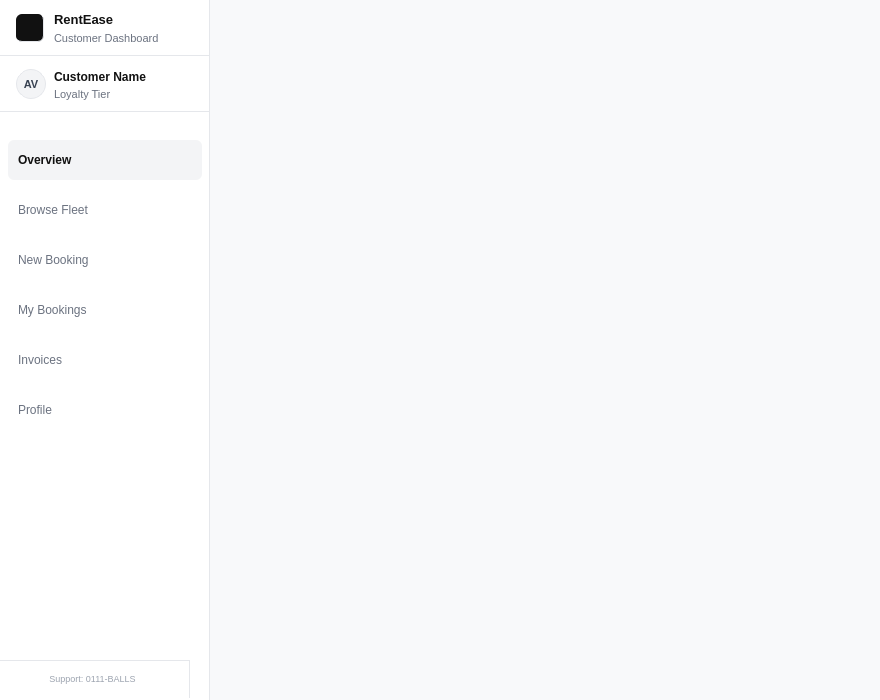
First picture: the form in userdashboard.ui, repository adrift-blip/Car-Rental-Management-System, before the edit.
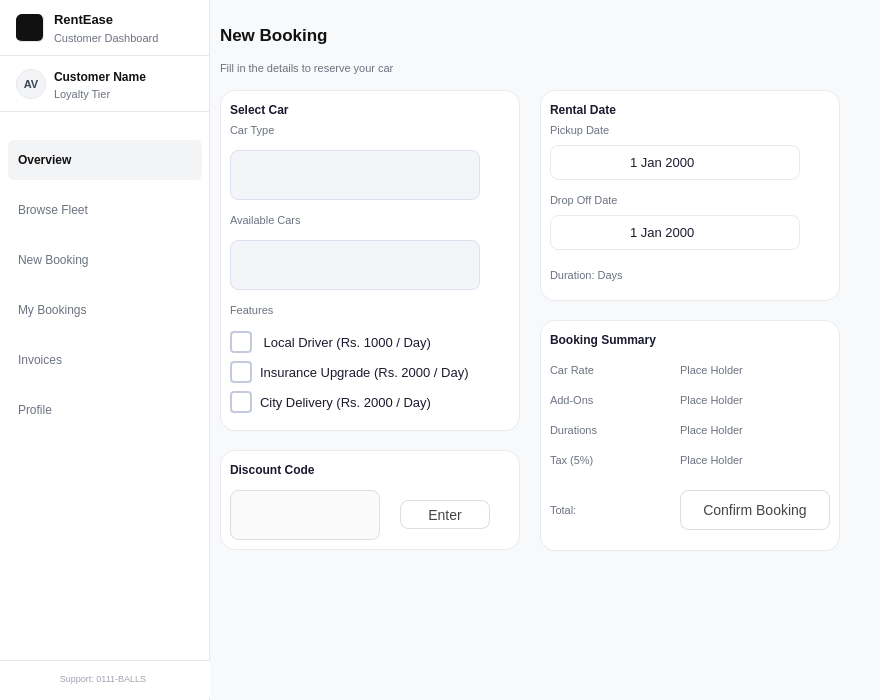
Second picture: the form after the edit. The open tabs and pages were chosen to show the change. Icons and pictures are not drawn.

Patch:
```diff
--- a/userdashboard.ui
+++ b/userdashboard.ui
@@ -580,7 +580,7 @@
      <rect>
       <x>-20</x>
       <y>660</y>
-      <width>210</width>
+      <width>231</width>
       <height>38</height>
      </rect>
     </property>
@@ -967,8 +967,1068 @@
      </property>
     </widget>
    </widget>
-   <widget class="QWidget" name="newBookingPage"/>
-   <widget class="QWidget" name="myBookingPage"/>
+   <widget class="QWidget" name="newBookingPage">
+    <widget class="QLabel" name="label_6">
+     <property name="geometry">
+      <rect>
+       <x>10</x>
+       <y>10</y>
+       <width>200</width>
+       <height>50</height>
+      </rect>
+     </property>
+     <property name="styleSheet">
+      <string notr="true">font-size: 17px;
+font-weight: bold;
+color: #111111;
+background: transparent;
+font-family: Segoe UI;
+border: none;
+</string>
+     </property>
+     <property name="text">
+      <string>New Booking</string>
+     </property>
+    </widget>
+    <widget class="QLabel" name="dashboardType_2">
+     <property name="geometry">
+      <rect>
+       <x>10</x>
+       <y>60</y>
+       <width>400</width>
+       <height>16</height>
+      </rect>
+     </property>
+     <property name="styleSheet">
+      <string notr="true">font-size: 11px;
+color: #6B7280;
+background: transparent;
+border: none;</string>
+     </property>
+     <property name="text">
+      <string>Fill in the details to reserve your car</string>
+     </property>
+    </widget>
+    <widget class="QWidget" name="widget_6" native="true">
+     <property name="geometry">
+      <rect>
+       <x>10</x>
+       <y>90</y>
+       <width>300</width>
+       <height>341</height>
+      </rect>
+     </property>
+     <property name="styleSheet">
+      <string notr="true">border: 1px solid #e8eaf0;
+border-radius: 15px;
+background: white;
+outline: none;
+color: #1a1a2e;</string>
+     </property>
+     <widget class="QLabel" name="label_7">
+      <property name="geometry">
+       <rect>
+        <x>10</x>
+        <y>10</y>
+        <width>150</width>
+        <height>20</height>
+       </rect>
+      </property>
+      <property name="styleSheet">
+       <string notr="true">font-weight:bold;
+border:none;
+outline:none;</string>
+      </property>
+      <property name="text">
+       <string>Select Car</string>
+      </property>
+     </widget>
+     <widget class="QLabel" name="label_8">
+      <property name="geometry">
+       <rect>
+        <x>10</x>
+        <y>30</y>
+        <width>150</width>
+        <height>20</height>
+       </rect>
+      </property>
+      <property name="styleSheet">
+       <string notr="true">font-size: 11px;
+color: #6B7280;
+background: transparent;
+border: none;</string>
+      </property>
+      <property name="text">
+       <string>Car Type</string>
+      </property>
+     </widget>
+     <widget class="QComboBox" name="typeBooking">
+      <property name="geometry">
+       <rect>
+        <x>10</x>
+        <y>60</y>
+        <width>250</width>
+        <height>50</height>
+       </rect>
+      </property>
+      <property name="styleSheet">
+       <string notr="true">QComboBox {
+    background: #f4f5f8;
+    color: #1a1a2e;
+    border: 1px solid #dde1ed;
+    border-radius: 8px;
+    padding: 0 12px;
+    font-size: 13px;
+    height: 36px;
+}
+QComboBox:hover {
+ border-color: #3b4fd8; 
+}
+QComboBox::drop-down { 
+border: none; width: 24px; 
+}
+QComboBox QAbstractItemView {
+    background: white;
+    border: 1px solid #dde1ed;
+    border-radius: 6px;
+    color: #1a1a2e;
+    selection-background-color: #eef0fb;
+    selection-color: #3b4fd8;
+}</string>
+      </property>
+     </widget>
+     <widget class="QLabel" name="label_9">
+      <property name="geometry">
+       <rect>
+        <x>10</x>
+        <y>120</y>
+        <width>150</width>
+        <height>20</height>
+       </rect>
+      </property>
+      <property name="styleSheet">
+       <string notr="true">font-size: 11px;
+color: #6B7280;
+background: transparent;
+border: none;</string>
+      </property>
+      <property name="text">
+       <string>Available Cars</string>
+      </property>
+     </widget>
+     <widget class="QComboBox" name="carBooking">
+      <property name="geometry">
+       <rect>
+        <x>10</x>
+        <y>150</y>
+        <width>250</width>
+        <height>50</height>
+       </rect>
+      </property>
+      <property name="styleSheet">
+       <string notr="true">QComboBox {
+    background: #f4f5f8;
+    color: #1a1a2e;
+    border: 1px solid #dde1ed;
+    border-radius: 8px;
+    padding: 0 12px;
+    font-size: 13px;
+    height: 36px;
+}
+QComboBox:hover {
+ border-color: #3b4fd8; 
+}
+QComboBox::drop-down { 
+border: none; width: 24px; 
+}
+QComboBox QAbstractItemView {
+    background: white;
+    border: 1px solid #dde1ed;
+    border-radius: 6px;
+    color: #1a1a2e;
+    selection-background-color: #eef0fb;
+    selection-color: #3b4fd8;
+}</string>
+      </property>
+     </widget>
+     <widget class="QLabel" name="label_10">
+      <property name="geometry">
+       <rect>
+        <x>10</x>
+        <y>210</y>
+        <width>150</width>
+        <height>20</height>
+       </rect>
+      </property>
+      <property name="styleSheet">
+       <string notr="true">font-size: 11px;
+color: #6B7280;
+background: transparent;
+border: none;</string>
+      </property>
+      <property name="text">
+       <string>Features</string>
+      </property>
+     </widget>
+     <widget class="QCheckBox" name="driverCheck">
+      <property name="geometry">
+       <rect>
+        <x>10</x>
+        <y>240</y>
+        <width>250</width>
+        <height>25</height>
+       </rect>
+      </property>
+      <property name="styleSheet">
+       <string notr="true">QCheckBox {
+    color: #1a1a2e;
+    font-size: 13px;
+    spacing: 8px;
+    outline:none;
+    border:none;
+}
+
+QCheckBox::indicator {
+    width: 18px;
+    height: 18px;
+    border: 2px solid #c4c9de;
+    border-radius: 4px;
+    background: #ffffff;
+}
+
+QCheckBox::indicator:hover {
+    border-color: #3b4fd8;
+}
+
+QCheckBox::indicator:checked {
+    background: #3b4fd8;
+    border-color: #3b4fd8;
+    image: url(:/images/checkmark.png);
+}
+
+QCheckBox::indicator:checked:hover {
+    background: #2d3fc7;
+    border-color: #2d3fc7;
+    image: url(:/images/checkmark.png);
+}
+
+QCheckBox:disabled {
+    color: #c4c9de;
+}
+
+QCheckBox::indicator:disabled {
+    border-color: #e8eaf0;
+    background: #f4f5f8;
+}</string>
+      </property>
+      <property name="text">
+       <string> Local Driver (Rs. 1000 / Day)</string>
+      </property>
+     </widget>
+     <widget class="QCheckBox" name="insuranceCheck">
+      <property name="geometry">
+       <rect>
+        <x>10</x>
+        <y>270</y>
+        <width>250</width>
+        <height>25</height>
+       </rect>
+      </property>
+      <property name="styleSheet">
+       <string notr="true">QCheckBox {
+    color: #1a1a2e;
+    font-size: 13px;
+    spacing: 8px;
+    outline:none;
+    border:none;
+}
+
+QCheckBox::indicator {
+    width: 18px;
+    height: 18px;
+    border: 2px solid #c4c9de;
+    border-radius: 4px;
+    background: #ffffff;
+}
+
+QCheckBox::indicator:hover {
+    border-color: #3b4fd8;
+}
+
+QCheckBox::indicator:checked {
+    background: #3b4fd8;
+    border-color: #3b4fd8;
+    image: url(:/images/checkmark.png);
+}
+
+QCheckBox::indicator:checked:hover {
+    background: #2d3fc7;
+    border-color: #2d3fc7;
+    image: url(:/images/checkmark.png);
+}
+
+QCheckBox:disabled {
+    color: #c4c9de;
+}
+
+QCheckBox::indicator:disabled {
+    border-color: #e8eaf0;
+    background: #f4f5f8;
+}</string>
+      </property>
+      <property name="text">
+       <string>Insurance Upgrade (Rs. 2000 / Day)</string>
+      </property>
+     </widget>
+     <widget class="QCheckBox" name="deliveryCheck">
+      <property name="geometry">
+       <rect>
+        <x>10</x>
+        <y>300</y>
+        <width>250</width>
+        <height>25</height>
+       </rect>
+      </property>
+      <property name="styleSheet">
+       <string notr="true">QCheckBox {
+    color: #1a1a2e;
+    font-size: 13px;
+    spacing: 8px;
+    outline:none;
+    border:none;
+}
+
+QCheckBox::indicator {
+    width: 18px;
+    height: 18px;
+    border: 2px solid #c4c9de;
+    border-radius: 4px;
+    background: #ffffff;
+}
+
+QCheckBox::indicator:hover {
+    border-color: #3b4fd8;
+}
+
+QCheckBox::indicator:checked {
+    background: #3b4fd8;
+    border-color: #3b4fd8;
+    image: url(:/images/checkmark.png);
+}
+
+QCheckBox::indicator:checked:hover {
+    background: #2d3fc7;
+    border-color: #2d3fc7;
+    image: url(:/images/checkmark.png);
+}
+
+QCheckBox:disabled {
+    color: #c4c9de;
+}
+
+QCheckBox::indicator:disabled {
+    border-color: #e8eaf0;
+    background: #f4f5f8;
+}</string>
+      </property>
+      <property name="text">
+       <string>City Delivery (Rs. 2000 / Day)</string>
+      </property>
+     </widget>
+    </widget>
+    <widget class="QWidget" name="widget_7" native="true">
+     <property name="geometry">
+      <rect>
+       <x>330</x>
+       <y>90</y>
+       <width>300</width>
+       <height>211</height>
+      </rect>
+     </property>
+     <property name="styleSheet">
+      <string notr="true">border: 1px solid #e8eaf0;
+border-radius: 15px;
+background: white;
+outline: none;
+color: #1a1a2e;</string>
+     </property>
+     <widget class="QLabel" name="label_12">
+      <property name="geometry">
+       <rect>
+        <x>10</x>
+        <y>10</y>
+        <width>150</width>
+        <height>20</height>
+       </rect>
+      </property>
+      <property name="styleSheet">
+       <string notr="true">font-weight:bold;
+border:none;
+outline:none;</string>
+      </property>
+      <property name="text">
+       <string>Rental Date</string>
+      </property>
+     </widget>
+     <widget class="QLabel" name="label_13">
+      <property name="geometry">
+       <rect>
+        <x>10</x>
+        <y>30</y>
+        <width>150</width>
+        <height>20</height>
+       </rect>
+      </property>
+      <property name="styleSheet">
+       <string notr="true">font-size: 11px;
+color: #6B7280;
+background: transparent;
+border: none;</string>
+      </property>
+      <property name="text">
+       <string>Pickup Date</string>
+      </property>
+     </widget>
+     <widget class="QDateEdit" name="pickupDate">
+      <property name="geometry">
+       <rect>
+        <x>10</x>
+        <y>55</y>
+        <width>250</width>
+        <height>35</height>
+       </rect>
+      </property>
+      <property name="styleSheet">
+       <string notr="true">QDateEdit {
+    background: #ffffff;
+    border: 1px solid #e8eaf0;
+    border-radius: 8px;
+    padding: 8px 12px;
+    font-size: 13px;
+    color: #1a1a2e;
+}
+
+QDateEdit:hover {
+    border-color: #3b4fd8;
+}
+
+QDateEdit:focus {
+    border-color: #3b4fd8;
+    outline: none;
+}
+
+QDateEdit::drop-down {
+    border: none;
+    width: 24px;
+}
+
+QCalendarWidget QAbstractItemView {
+    background: #ffffff;
+    color: #1a1a2e;
+    selection-background-color: #3b4fd8;
+    selection-color: #ffffff;
+    border: none;
+    font-size: 13px;
+}
+
+QCalendarWidget QAbstractItemView:disabled {
+    color: #c4c9de;
+}
+
+QCalendarWidget QWidget#qt_calendar_navigationbar {
+    background: #f4f5f8;
+    border-bottom: 1px solid #e8eaf0;
+    padding: 4px;
+}
+
+QCalendarWidget QToolButton {
+    background: transparent;
+    color: #1a1a2e;
+    font-size: 13px;
+    font-weight: 600;
+    border: none;
+    border-radius: 6px;
+    padding: 4px 8px;
+}
+
+QCalendarWidget QToolButton:hover {
+    background: #eef0fb;
+    color: #3b4fd8;
+}
+
+QCalendarWidget QSpinBox {
+    background: transparent;
+    border: none;
+    color: #1a1a2e;
+    font-size: 13px;
+}
+
+QCalendarWidget QAbstractItemView QTableView {
+    background: #ffffff;
+    alternate-background-color: #fafafa;
+}
+QDateEdit::drop-down {
+    border: none;
+    width: 24px;
+}
+
+QDateEdit::down-arrow {
+    image: url(:/images/calendar.png);
+    width: 16px;
+    height: 16px;
+}</string>
+      </property>
+      <property name="alignment">
+       <set>Qt::AlignmentFlag::AlignCenter</set>
+      </property>
+      <property name="buttonSymbols">
+       <enum>QAbstractSpinBox::ButtonSymbols::NoButtons</enum>
+      </property>
+      <property name="calendarPopup">
+       <bool>true</bool>
+      </property>
+     </widget>
+     <widget class="QLabel" name="label_14">
+      <property name="geometry">
+       <rect>
+        <x>10</x>
+        <y>100</y>
+        <width>150</width>
+        <height>20</height>
+       </rect>
+      </property>
+      <property name="styleSheet">
+       <string notr="true">font-size: 11px;
+color: #6B7280;
+background: transparent;
+border: none;</string>
+      </property>
+      <property name="text">
+       <string>Drop Off Date</string>
+      </property>
+     </widget>
+     <widget class="QDateEdit" name="dropOffDate">
+      <property name="geometry">
+       <rect>
+        <x>10</x>
+        <y>125</y>
+        <width>250</width>
+        <height>35</height>
+       </rect>
+      </property>
+      <property name="styleSheet">
+       <string notr="true">QDateEdit {
+    background: #ffffff;
+    border: 1px solid #e8eaf0;
+    border-radius: 8px;
+    padding: 8px 12px;
+    font-size: 13px;
+    color: #1a1a2e;
+}
+
+QDateEdit:hover {
+    border-color: #3b4fd8;
+}
+
+QDateEdit:focus {
+    border-color: #3b4fd8;
+    outline: none;
+}
+
+QDateEdit::drop-down {
+    border: none;
+    width: 24px;
+}
+
+QCalendarWidget QAbstractItemView {
+    background: #ffffff;
+    color: #1a1a2e;
+    selection-background-color: #3b4fd8;
+    selection-color: #ffffff;
+    border: none;
+    font-size: 13px;
+}
+
+QCalendarWidget QAbstractItemView:disabled {
+    color: #c4c9de;
+}
+
+QCalendarWidget QWidget#qt_calendar_navigationbar {
+    background: #f4f5f8;
+    border-bottom: 1px solid #e8eaf0;
+    padding: 4px;
+}
+
+QCalendarWidget QToolButton {
+    background: transparent;
+    color: #1a1a2e;
+    font-size: 13px;
+    font-weight: 600;
+    border: none;
+    border-radius: 6px;
+    padding: 4px 8px;
+}
+
+QCalendarWidget QToolButton:hover {
+    background: #eef0fb;
+    color: #3b4fd8;
+}
+
+QCalendarWidget QSpinBox {
+    background: transparent;
+    border: none;
+    color: #1a1a2e;
+    font-size: 13px;
+}
+
+QCalendarWidget QAbstractItemView QTableView {
+    background: #ffffff;
+    alternate-background-color: #fafafa;
+}
+QDateEdit::drop-down {
+    border: none;
+    width: 24px;
+}
+
+QDateEdit::down-arrow {
+    image: url(:/images/calendar.png);
+    width: 16px;
+    height: 16px;
+}</string>
+      </property>
+      <property name="alignment">
+       <set>Qt::AlignmentFlag::AlignCenter</set>
+      </property>
+      <property name="calendarPopup">
+       <bool>true</bool>
+      </property>
+     </widget>
+     <widget class="QLabel" name="durationLabel">
+      <property name="geometry">
+       <rect>
+        <x>10</x>
+        <y>175</y>
+        <width>200</width>
+        <height>20</height>
+       </rect>
+      </property>
+      <property name="styleSheet">
+       <string notr="true">font-size: 11px;
+color: #6B7280;
+background: transparent;
+border: none;</string>
+      </property>
+      <property name="text">
+       <string>Duration: Days</string>
+      </property>
+     </widget>
+    </widget>
+    <widget class="QWidget" name="widget_8" native="true">
+     <property name="geometry">
+      <rect>
+       <x>330</x>
+       <y>320</y>
+       <width>300</width>
+       <height>231</height>
+      </rect>
+     </property>
+     <property name="styleSheet">
+      <string notr="true">border: 1px solid #e8eaf0;
+border-radius: 15px;
+background: white;
+outline: none;
+color: #1a1a2e;</string>
+     </property>
+     <widget class="QLabel" name="label_16">
+      <property name="geometry">
+       <rect>
+        <x>10</x>
+        <y>10</y>
+        <width>150</width>
+        <height>20</height>
+       </rect>
+      </property>
+      <property name="styleSheet">
+       <string notr="true">font-weight:bold;
+border:none;
+outline:none;</string>
+      </property>
+      <property name="text">
+       <string>Booking Summary</string>
+      </property>
+     </widget>
+     <widget class="QLabel" name="label_17">
+      <property name="geometry">
+       <rect>
+        <x>10</x>
+        <y>40</y>
+        <width>121</width>
+        <height>20</height>
+       </rect>
+      </property>
+      <property name="styleSheet">
+       <string notr="true">font-size: 11px;
+color: #6B7280;
+background: transparent;
+border: none;</string>
+      </property>
+      <property name="text">
+       <string>Car Rate</string>
+      </property>
+     </widget>
+     <widget class="QLabel" name="label_18">
+      <property name="geometry">
+       <rect>
+        <x>10</x>
+        <y>70</y>
+        <width>111</width>
+        <height>20</height>
+       </rect>
+      </property>
+      <property name="styleSheet">
+       <string notr="true">font-size: 11px;
+color: #6B7280;
+background: transparent;
+border: none;</string>
+      </property>
+      <property name="text">
+       <string>Add-Ons</string>
+      </property>
+     </widget>
+     <widget class="QLabel" name="label_19">
+      <property name="geometry">
+       <rect>
+        <x>10</x>
+        <y>100</y>
+        <width>101</width>
+        <height>20</height>
+       </rect>
+      </property>
+      <property name="styleSheet">
+       <string notr="true">font-size: 11px;
+color: #6B7280;
+background: transparent;
+border: none;</string>
+      </property>
+      <property name="text">
+       <string>Durations</string>
+      </property>
+     </widget>
+     <widget class="QLabel" name="label_20">
+      <property name="geometry">
+       <rect>
+        <x>10</x>
+        <y>130</y>
+        <width>101</width>
+        <height>20</height>
+       </rect>
+      </property>
+      <property name="styleSheet">
+       <string notr="true">font-size: 11px;
+color: #6B7280;
+background: transparent;
+border: none;</string>
+      </property>
+      <property name="text">
+       <string>Tax (5%)</string>
+      </property>
+     </widget>
+     <widget class="QPushButton" name="confirmBtn">
+      <property name="geometry">
+       <rect>
+        <x>140</x>
+        <y>170</y>
+        <width>150</width>
+        <height>40</height>
+       </rect>
+      </property>
+      <property name="styleSheet">
+       <string notr="true">background-color: #ffffff;
+color: #444444;
+border: 1px solid #dddddd;
+border-radius: 8px;
+font-size: 14px;</string>
+      </property>
+      <property name="text">
+       <string>Confirm Booking</string>
+      </property>
+     </widget>
+     <widget class="QLabel" name="priceSummaryLabel">
+      <property name="geometry">
+       <rect>
+        <x>140</x>
+        <y>40</y>
+        <width>150</width>
+        <height>20</height>
+       </rect>
+      </property>
+      <property name="styleSheet">
+       <string notr="true">font-size: 11px;
+color: #6B7280;
+background: transparent;
+border: none;</string>
+      </property>
+      <property name="text">
+       <string>Place Holder</string>
+      </property>
+     </widget>
+     <widget class="QLabel" name="addOnLabel">
+      <property name="geometry">
+       <rect>
+        <x>140</x>
+        <y>70</y>
+        <width>150</width>
+        <height>20</height>
+       </rect>
+      </property>
+      <property name="styleSheet">
+       <string notr="true">font-size: 11px;
+color: #6B7280;
+background: transparent;
+border: none;</string>
+      </property>
+      <property name="text">
+       <string>Place Holder</string>
+      </property>
+     </widget>
+     <widget class="QLabel" name="durationLabelSummary">
+      <property name="geometry">
+       <rect>
+        <x>140</x>
+        <y>100</y>
+        <width>150</width>
+        <height>20</height>
+       </rect>
+      </property>
+      <property name="styleSheet">
+       <string notr="true">font-size: 11px;
+color: #6B7280;
+background: transparent;
+border: none;</string>
+      </property>
+      <property name="text">
+       <string>Place Holder</string>
+      </property>
+     </widget>
+     <widget class="QLabel" name="taxLabel">
+      <property name="geometry">
+       <rect>
+        <x>140</x>
+        <y>130</y>
+        <width>150</width>
+        <height>20</height>
+       </rect>
+      </property>
+      <property name="styleSheet">
+       <string notr="true">font-size: 11px;
+color: #6B7280;
+background: transparent;
+border: none;</string>
+      </property>
+      <property name="text">
+       <string>Place Holder</string>
+      </property>
+     </widget>
+     <widget class="QLabel" name="totalPriceLabel">
+      <property name="geometry">
+       <rect>
+        <x>10</x>
+        <y>180</y>
+        <width>100</width>
+        <height>20</height>
+       </rect>
+      </property>
+      <property name="styleSheet">
+       <string notr="true">font-size: 11px;
+color: #6B7280;
+background: transparent;
+border: none;</string>
+      </property>
+      <property name="text">
+       <string>Total:</string>
+      </property>
+     </widget>
+    </widget>
+    <widget class="QWidget" name="widget_9" native="true">
+     <property name="geometry">
+      <rect>
+       <x>10</x>
+       <y>450</y>
+       <width>300</width>
+       <height>100</height>
+      </rect>
+     </property>
+     <property name="styleSheet">
+      <string notr="true">border: 1px solid #e8eaf0;
+border-radius: 15px;
+background: white;
+outline: none;
+color: #1a1a2e;</string>
+     </property>
+     <widget class="QLabel" name="label_11">
+      <property name="geometry">
+       <rect>
+        <x>10</x>
+        <y>10</y>
+        <width>150</width>
+        <height>20</height>
+       </rect>
+      </property>
+      <property name="styleSheet">
+       <string notr="true">font-weight:bold;
+border:none;
+outline:none;</string>
+      </property>
+      <property name="text">
+       <string>Discount Code</string>
+      </property>
+     </widget>
+     <widget class="QLineEdit" name="discountEdit">
+      <property name="geometry">
+       <rect>
+        <x>10</x>
+        <y>40</y>
+        <width>150</width>
+        <height>50</height>
+       </rect>
+      </property>
+      <property name="styleSheet">
+       <string notr="true">background-color: #fafafa;
+border: 1px solid #dddddd;
+border-radius: 8px;
+padding: 10px 14px;
+font-size: 14px;
+color: #1a1a2e;</string>
+      </property>
+     </widget>
+     <widget class="QPushButton" name="discountBtn">
+      <property name="geometry">
+       <rect>
+        <x>180</x>
+        <y>50</y>
+        <width>90</width>
+        <height>29</height>
+       </rect>
+      </property>
+      <property name="styleSheet">
+       <string notr="true">background-color: #ffffff;
+color: #444444;
+border: 1px solid #dddddd;
+border-radius: 8px;
+font-size: 14px;</string>
+      </property>
+      <property name="text">
+       <string>Enter</string>
+      </property>
+     </widget>
+    </widget>
+   </widget>
+   <widget class="QWidget" name="myBookingPage">
+    <widget class="QLabel" name="myBookingtitle">
+     <property name="geometry">
+      <rect>
+       <x>10</x>
+       <y>20</y>
+       <width>200</width>
+       <height>40</height>
+      </rect>
+     </property>
+     <property name="styleSheet">
+      <string notr="true">font-size: 17px;
+font-weight: bold;
+color: #111111;
+background: transparent;
+font-family: Segoe UI;
+border: none;
+</string>
+     </property>
+     <property name="text">
+      <string>Rental History</string>
+     </property>
+    </widget>
+    <widget class="QLabel" name="myBookingsubtitle">
+     <property name="geometry">
+      <rect>
+       <x>10</x>
+       <y>60</y>
+       <width>400</width>
+       <height>20</height>
+      </rect>
+     </property>
+     <property name="styleSheet">
+      <string notr="true">font-size: 11px;
+color: #6B7280;
+background: transparent;
+border: none;</string>
+     </property>
+     <property name="text">
+      <string>View your rental history (if any)!</string>
+     </property>
+    </widget>
+    <widget class="QTableWidget" name="rentalHistoryTable">
+     <property name="geometry">
+      <rect>
+       <x>10</x>
+       <y>100</y>
+       <width>650</width>
+       <height>471</height>
+      </rect>
+     </property>
+     <property name="styleSheet">
+      <string notr="true">QTableWidget {
+    border: 1px solid #e8eaf0;
+    border-radius: 15px;
+    background: white;
+    outline: none;
+    font-size: 13px;
+    color: #1a1a2e;
+}
+
+QTableWidget::item {
+    padding: 0px 14px;
+    border: none;
+    border-bottom: 1px solid #f0f2f8;
+}
+
+QTableWidget::item:selected {
+    background: #eef0fb;
+    color: #3b4fd8;
+}
+
+QTableWidget::item:alternate {
+    background: #fafafa;
+}
+
+QHeaderView::section {
+    background: #f4f5f8;
+    color: #6b7280;
+    font-size: 12px;
+    font-weight: 600;
+    padding: 0px 14px;
+    height: 40px;
+    border: none;
+    border-bottom: 2px solid #e8eaf0;
+}
+
+QScrollBar:vertical {
+    width: 6px;
+    background: transparent;
+}
+
+QScrollBar::handle:vertical {
+    background: #c4c9de;
+    border-radius: 3px;
+    min-height: 30px;
+}
+
+QScrollBar::add-line:vertical,
+QScrollBar::sub-line:vertical {
+    height: 0;
+}
+</string>
+     </property>
+    </widget>
+   </widget>
    <widget class="QWidget" name="invoicesPage"/>
    <widget class="QWidget" name="profilePage">
     <widget class="QWidget" name="profileWidget" native="true">
```
Left out of the diff: 34 changed lines with no effect on the pictures.
